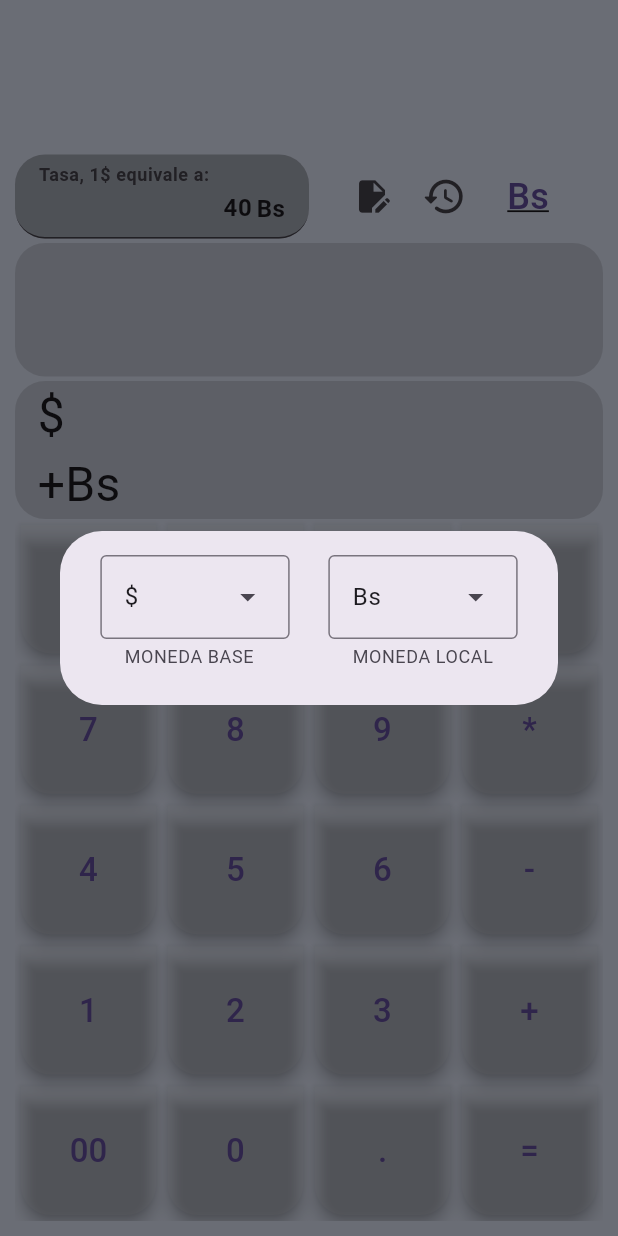
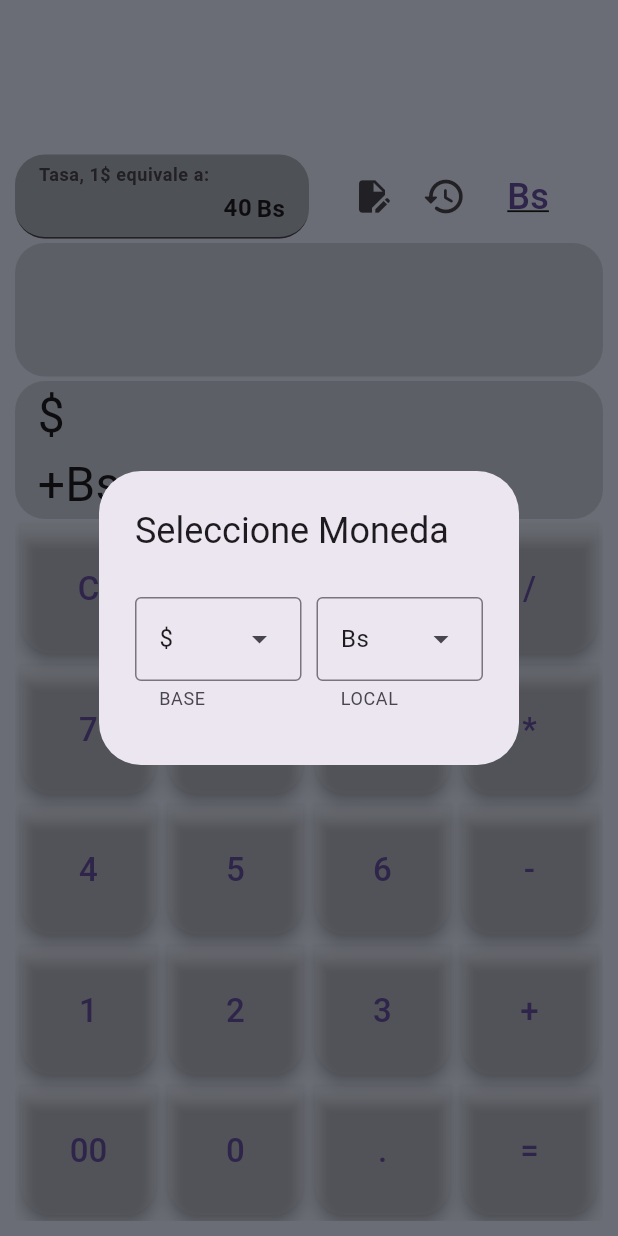
Before and after one commit to gu1llermo/calculator, a Flutter app: the screen it shows after launch, after a tap on the "edit document" icon, on a phone screen of 412 x 824 dp. Run offline on Flutter 3.47's test engine with Material 3 defaults, Android fonts, the phone set to English and light mode, and no system bars; drawn by our look-alikes of google_mobile_ads; our stand-ins replace flutter_riverpod, go_router, math_expressions, shared_preferences; network calls fail.

Commit message:
se corrigió altura del Dialog con altura fija

```diff
--- a/lib/presentation/widgets/shared/edit_button/edit_button.dart
+++ b/lib/presentation/widgets/shared/edit_button/edit_button.dart
@@ -24,26 +24,29 @@ class EditButton extends ConsumerWidget {
       context: context,
       builder: (BuildContext context) {
         return AlertDialog(
-          // title: const Text('Edit Symbols'),
-          content: Row(
-            mainAxisAlignment: MainAxisAlignment.spaceEvenly,
-            children: [
-              Flexible(
-                  flex: 4,
+          title: const Text('Seleccione Moneda'),
+          content: SizedBox(
+            height: 100,
+            child: Row(
+              mainAxisAlignment: MainAxisAlignment.spaceEvenly,
+              children: [
+                Flexible(
                   child: SelectSymbol(
-                    helperText: 'MONEDA BASE',
+                    helperText: 'BASE',
                     symbolProvider: monedaBaseProvider,
                     localKey: LocalKeys.monedaBase,
-                  )),
-              const Flexible(flex: 1, child: SizedBox(width: 20)),
-              Flexible(
-                  flex: 4,
+                  ),
+                ),
+                const SizedBox(width: 10),
+                Flexible(
                   child: SelectSymbol(
-                    helperText: 'MONEDA LOCAL',
+                    helperText: 'LOCAL',
                     symbolProvider: symbolMonedaLocalProvider,
                     localKey: LocalKeys.symbolMonedaLocal,
-                  )),
-            ],
+                  ),
+                ),
+              ],
+            ),
           ),
         );
       },
@@ -68,6 +71,7 @@ class SelectSymbol extends ConsumerWidget {
     final textEditingController = TextEditingController(text: initialSymbol);
     final userDataEntrySymbol = ref.read(userDataEntrySymbolProvider);
     return DropdownMenu<String>(
+      expandedInsets: EdgeInsets.zero,
       dropdownMenuEntries: symbols
           .map((symbol) => DropdownMenuEntry<String>(
                 value: symbol,
@@ -78,7 +82,6 @@ class SelectSymbol extends ConsumerWidget {
       controller: textEditingController,
       onSelected: (value) {
         if (initialSymbol == userDataEntrySymbol) {
-          // entonces cambiamos al userDataEntrySymbol
           ref.read(userDataEntrySymbolProvider.notifier).update((state) {
             LocalStorage.prefs.setString(LocalKeys.userDataEntrySymbol, value!);
             return value;
```
